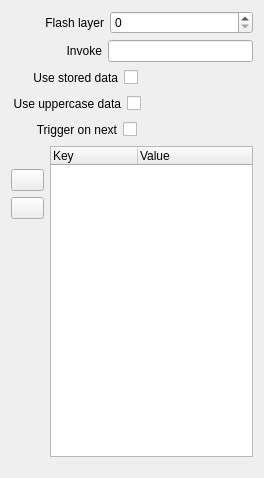
First picture: the form in src/Widgets/Inspector/InspectorTemplateWidget.ui, repository CasparCG/client, before the edit.
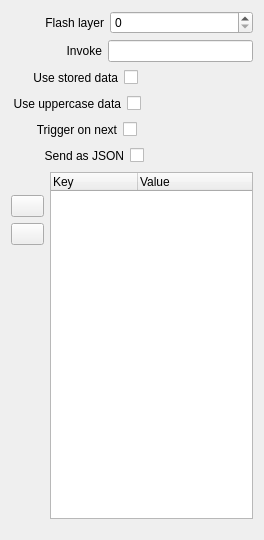
Second picture: the form after the edit. Custom widgets are drawn as their Qt base class.

Commit message:
Added support for send template data as JSON.
Close #138

Patch:
```diff
--- a/src/Widgets/Inspector/InspectorTemplateWidget.ui
+++ b/src/Widgets/Inspector/InspectorTemplateWidget.ui
@@ -7,7 +7,7 @@
     <x>0</x>
     <y>0</y>
     <width>264</width>
-    <height>478</height>
+    <height>540</height>
    </rect>
   </property>
   <property name="sizePolicy">
@@ -261,6 +261,59 @@
      </item>
     </layout>
    </item>
+   <item>
+    <layout class="QHBoxLayout" name="horizontalLayoutSendAsJson">
+     <item>
+      <spacer name="horizontalSpacerSendAsJson2">
+       <property name="orientation">
+        <enum>Qt::Horizontal</enum>
+       </property>
+       <property name="sizeType">
+        <enum>QSizePolicy::Fixed</enum>
+       </property>
+       <property name="sizeHint" stdset="0">
+        <size>
+         <width>33</width>
+         <height>20</height>
+        </size>
+       </property>
+      </spacer>
+     </item>
+     <item>
+      <widget class="QLabel" name="labelSendAsJson">
+       <property name="text">
+        <string>Send as JSON</string>
+       </property>
+       <property name="alignment">
+        <set>Qt::AlignRight|Qt::AlignTrailing|Qt::AlignVCenter</set>
+       </property>
+      </widget>
+     </item>
+     <item>
+      <widget class="QCheckBox" name="checkBoxSendAsJson">
+       <property name="layoutDirection">
+        <enum>Qt::RightToLeft</enum>
+       </property>
+       <property name="text">
+        <string/>
+       </property>
+      </widget>
+     </item>
+     <item>
+      <spacer name="horizontalSpacerSendAsJsonxt2_2">
+       <property name="orientation">
+        <enum>Qt::Horizontal</enum>
+       </property>
+       <property name="sizeHint" stdset="0">
+        <size>
+         <width>40</width>
+         <height>20</height>
+        </size>
+       </property>
+      </spacer>
+     </item>
+    </layout>
+   </item>
    <item>
     <layout class="QHBoxLayout" name="horizontalLayout">
      <item>
```
Left out of the diff: 33 changed lines with no effect on the pictures. The commit also changes 7 other files.
